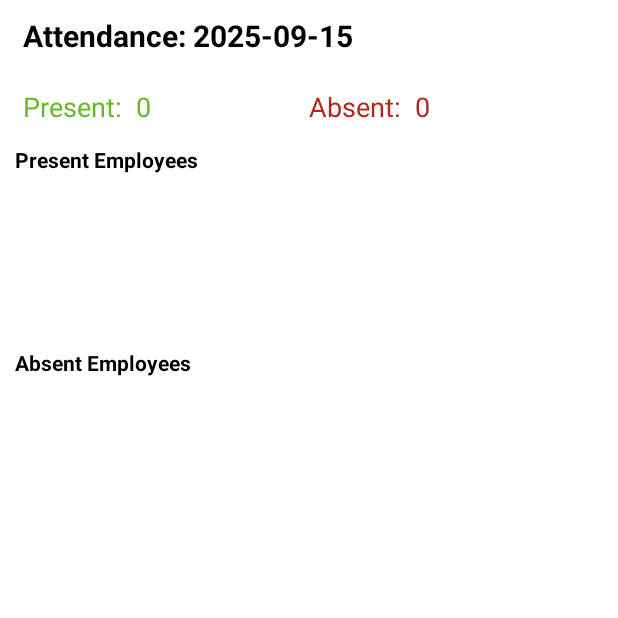
After one commit to Sohailhamza/github_Haazri, an Android app: the AttendanceSummary screen opened directly, with no data from a screen before it, on a phone screen of 412 x 824 dp, the top half of it. The commit adds this screen. Run offline under Robolectric (Android 15) with nearby library versions, the phone set to English and light mode, and no system bars; our stand-ins replace Firebase (no records; nobody signed in at launch, a user with empty details on screens opened directly).

Commit message:
V8 on 16

```diff
--- a/app/build.gradle.kts
+++ b/app/build.gradle.kts
@@ -46,7 +46,7 @@ dependencies {
     implementation(platform("com.google.firebase:firebase-bom:34.2.0"))
     implementation("com.google.firebase:firebase-auth")
     implementation("com.google.firebase:firebase-database")
-    implementation("com.google.firebase:firebase-firestore:25.0.0")
+    implementation("com.google.firebase:firebase-firestore:26.0.0")
     implementation("com.google.android.gms:play-services-location:21.3.0")
 
 }
--- /dev/null
+++ b/app/src/main/java/com/example/onenew/AttendanceSummary.java
@@ -0,0 +1,76 @@
+package com.example.onenew;
+
+import android.os.Bundle;
+import android.widget.TextView;
+import android.widget.Toast;
+
+import androidx.appcompat.app.AppCompatActivity;
+import androidx.recyclerview.widget.LinearLayoutManager;
+import androidx.recyclerview.widget.RecyclerView;
+
+import com.google.firebase.firestore.DocumentSnapshot;
+import com.google.firebase.firestore.FirebaseFirestore;
+
+import java.text.SimpleDateFormat;
+import java.util.ArrayList;
+import java.util.Date;
+import java.util.List;
+import java.util.Locale;
+
+public class AttendanceSummary extends AppCompatActivity {
+
+    private TextView tvDate, tvPresentCount, tvAbsentCount;
+    private RecyclerView rvPresent, rvAbsent;
+    private FirebaseFirestore db;
+
+    @Override
+    protected void onCreate(Bundle savedInstanceState) {
+        super.onCreate(savedInstanceState);
+        setContentView(R.layout.activity_attendance_summary);
+
+        tvDate        = findViewById(R.id.tvDate);
+        tvPresentCount= findViewById(R.id.tvPresentCount);
+        tvAbsentCount = findViewById(R.id.tvAbsentCount);
+        rvPresent     = findViewById(R.id.rvPresent);
+        rvAbsent      = findViewById(R.id.rvAbsent);
+
+        rvPresent.setLayoutManager(new LinearLayoutManager(this));
+        rvAbsent.setLayoutManager(new LinearLayoutManager(this));
+
+        db = FirebaseFirestore.getInstance();
+
+        // Today’s date as key
+        String today = new SimpleDateFormat("yyyy-MM-dd", Locale.getDefault()).format(new Date());
+        tvDate.setText("Attendance: " + today);
+
+        loadSummary(today);
+    }
+
+    private void loadSummary(String dateKey) {
+        db.collection("attendance").document(dateKey).get()
+                .addOnSuccessListener(this::populateUI)
+                .addOnFailureListener(e ->
+                        Toast.makeText(this, "Error: " + e.getMessage(), Toast.LENGTH_SHORT).show());
+    }
+
+    private void populateUI(DocumentSnapshot doc) {
+        if (!doc.exists()) {
+            Toast.makeText(this, "No attendance record for today", Toast.LENGTH_SHORT).show();
+            return;
+        }
+
+        long present = doc.getLong("presentCount") != null ? doc.getLong("presentCount") : 0;
+        long absent  = doc.getLong("absentCount")  != null ? doc.getLong("absentCount")  : 0;
+        List<String> presentList = (List<String>) doc.get("presentList");
+        List<String> absentList  = (List<String>) doc.get("absentList");
+
+        tvPresentCount.setText("Present: " + present);
+        tvAbsentCount.setText("Absent: " + absent);
+
+        if (presentList == null) presentList = new ArrayList<>();
+        if (absentList == null)  absentList  = new ArrayList<>();
+
+        rvPresent.setAdapter(new SimpleStringAdapter(presentList));
+        rvAbsent.setAdapter(new SimpleStringAdapter(absentList));
+    }
+}
--- a/app/src/main/java/com/example/onenew/Splash.java
+++ b/app/src/main/java/com/example/onenew/Splash.java
@@ -21,15 +21,15 @@ public class Splash extends AppCompatActivity {
         super.onCreate(savedInstanceState);
         setContentView(R.layout.activity_splash);
 
-
         ImageView img = findViewById(R.id.splashLogo);
         Animation zoomIn = AnimationUtils.loadAnimation(this, R.anim.zoom_in);
         img.startAnimation(zoomIn);
+
 
         // 2.5 second ke baad main screen
         new Handler(Looper.getMainLooper()).postDelayed(() -> {
             startActivity(new Intent(Splash.this, MainActivity.class));
             finish();
-        }, 2500);
+        }, 2700);
     }
 }
--- a/app/src/main/res/layout/activity_admin_dashboard.xml
+++ b/app/src/main/res/layout/activity_admin_dashboard.xml
@@ -12,9 +12,8 @@
         android:layout_width="match_parent"
         android:layout_height="wrap_content"
         android:background="@color/green"
-        android:layout_marginBottom="10dp"
+        android:gravity="center"
         android:padding="5dp">
-
         <TextView
             android:layout_width="wrap_content"
             android:layout_height="wrap_content"
--- /dev/null
+++ b/app/src/main/res/layout/activity_attendance_summary.xml
@@ -0,0 +1,78 @@
+<LinearLayout xmlns:android="http://schemas.android.com/apk/res/android"
+    android:layout_width="match_parent"
+    android:layout_height="match_parent"
+    android:orientation="vertical"
+    android:padding="10dp"
+    android:background="@android:color/white">
+
+    <TextView
+        android:id="@+id/tvDate"
+        android:layout_width="match_parent"
+        android:layout_height="wrap_content"
+        android:text="Today:  "
+        android:paddingHorizontal="5dp"
+        android:textSize="20sp"
+        android:textStyle="bold"
+        android:textColor="@color/black"
+        android:layout_marginBottom="16dp" />
+
+    <LinearLayout
+        android:layout_width="match_parent"
+        android:layout_height="wrap_content"
+        android:orientation="horizontal"
+        android:gravity="center_horizontal"
+        android:paddingTop="5dp"
+        android:paddingHorizontal="5dp"
+        android:layout_marginBottom="5dp"
+        >
+
+        <TextView
+            android:id="@+id/tvPresentCount"
+            android:layout_width="0dp"
+            android:layout_weight="1"
+            android:layout_height="wrap_content"
+            android:text="Present:  0"
+            android:textSize="18sp"
+            android:textColor="@color/green"
+            android:layout_marginBottom="8dp"/>
+
+        <TextView
+            android:id="@+id/tvAbsentCount"
+            android:layout_width="0dp"
+            android:textColor="@color/red"
+            android:layout_weight="1"
+            android:layout_height="wrap_content"
+            android:text="Absent:  0"
+            android:textSize="18sp"
+            />
+
+
+    </LinearLayout>
+
+
+    <TextView
+        android:layout_width="match_parent"
+        android:layout_height="wrap_content"
+        android:text="Present Employees"
+        android:textColor="@color/black"
+        android:textStyle="bold"/>
+
+    <androidx.recyclerview.widget.RecyclerView
+        android:id="@+id/rvPresent"
+        android:layout_width="match_parent"
+        android:layout_height="100dp"
+        android:layout_marginBottom="16dp"/>
+
+    <TextView
+        android:layout_width="match_parent"
+        android:layout_height="wrap_content"
+        android:text="Absent Employees"
+        android:textColor="@color/black"
+        android:textStyle="bold"/>
+
+    <androidx.recyclerview.widget.RecyclerView
+        android:id="@+id/rvAbsent"
+        android:layout_width="match_parent"
+        android:layout_height="100dp"/>
+
+</LinearLayout>
```
Also changed, not shown: app/src/main/AndroidManifest.xml (+5 -2 lines), app/src/main/java/com/example/onenew/AdminDashboard.java (+17 -8 lines), app/src/main/java/com/example/onenew/EmployeeDashboard.java (+63 -0 lines), app/src/main/java/com/example/onenew/LoginActivity.java (+13 -13 lines), app/src/main/java/com/example/onenew/SimpleStringAdapter.java (added, +37 -0 lines), app/src/main/res/layout/activity_splash.xml (+7 -6 lines), app/src/main/res/drawable/screenlogo.png, app/src/main/res/drawable/screenlogo1.png (added).
